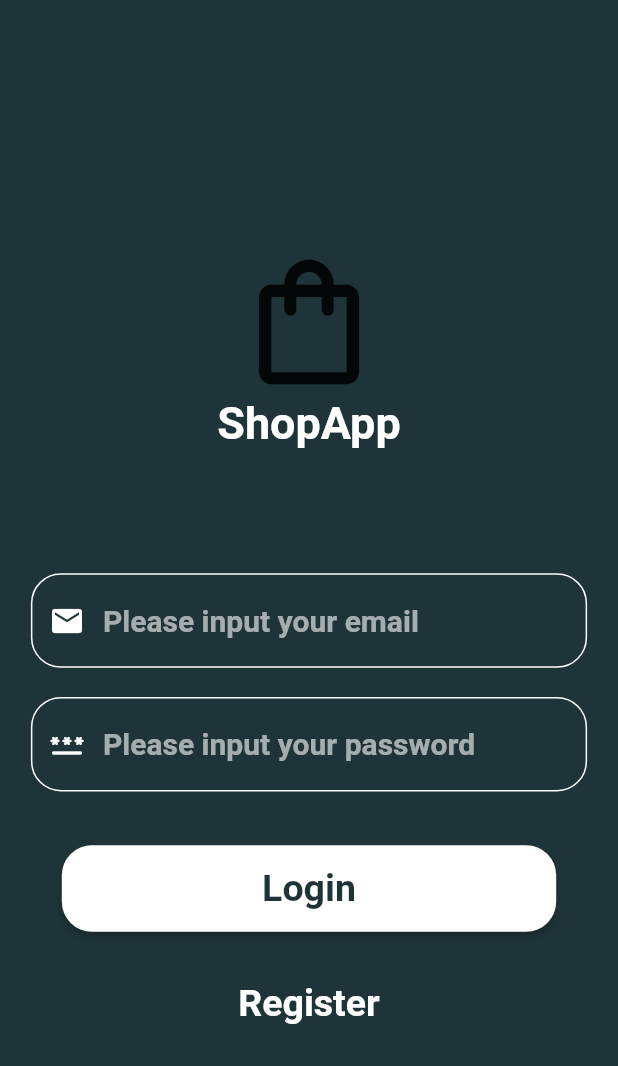
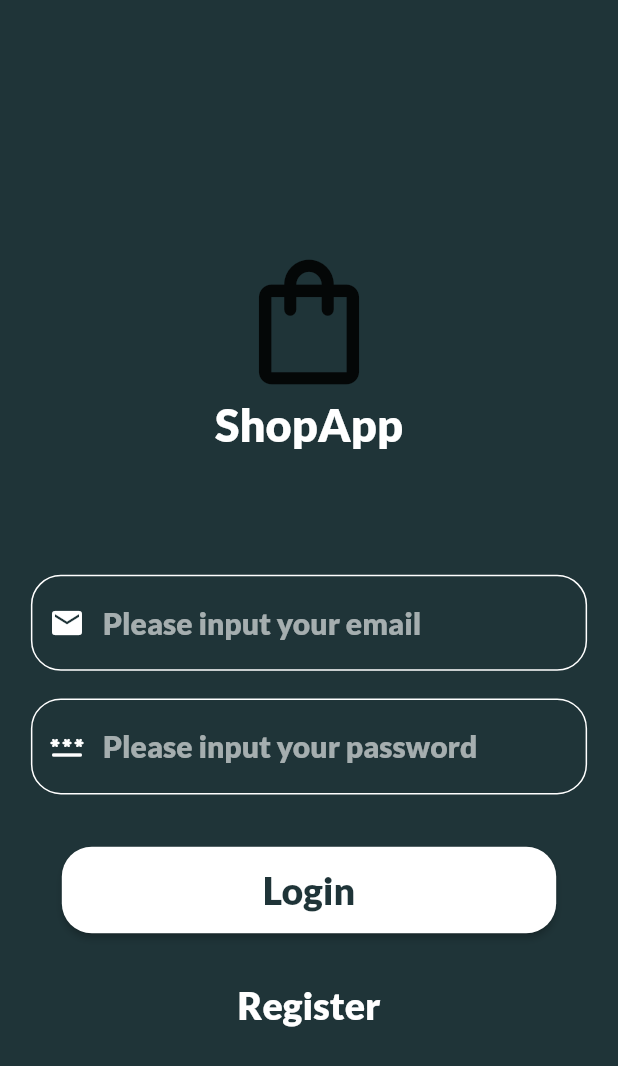
Before and after one commit to iAndBuka/shop_app, a Flutter app: the screen it shows after launch, after a tap on "Sign in with email", on a phone screen of 412 x 824 dp. Shown: the top 1066 px of the screen. Run offline on Flutter 3.47's test engine with Material 2 defaults, Android fonts, the phone set to English and light mode, and no system bars; our stand-ins replace cloud_firestore, firebase_auth, firebase_core, flutter_styled_toast, google_sign_in; missing offline and left inert: flutter_login_facebook; accounts and stored records are empty.

```diff
--- a/shopApp/lib/functions/widgets.dart
+++ b/shopApp/lib/functions/widgets.dart
@@ -20,7 +20,7 @@ Widget logo() {
               style: TextStyle(
                   fontSize: 30,
                   color: Colors.white,
-                  fontWeight: FontWeight.bold),
+                  fontWeight: FontWeight.bold,fontFamily: "Lato"),
             )
           ],
         )
@@ -35,7 +35,7 @@ Widget input(IconData icon, String hint, TextEditingController controller,
     child: TextField(
       controller: controller,
       obscureText: obscure,
-      style: TextStyle(fontSize: 20, color: Colors.white),
+      style: TextStyle(fontSize: 20, color: Colors.white,fontFamily: "Lato"),
       decoration: InputDecoration(
           hintStyle: const TextStyle(
             fontWeight: FontWeight.bold,
@@ -73,7 +73,7 @@ Widget loginButton(String text, void func()) {
         style: TextStyle(
             fontWeight: FontWeight.bold,
             fontSize: 25,
-            color: Color.fromRGBO(31, 52, 56, 1)),
+            color: Color.fromRGBO(31, 52, 56, 1),fontFamily: "Lato"),
       ),
       onPressed: () {
         func();
@@ -94,7 +94,7 @@ Widget loginWithButtonMail(void func()){
         children: [
           Icon(Icons.mail,size: 20, color: Color.fromRGBO(31, 52, 56, 1),),
           SizedBox(width: 10),
-          Text("Sign in with email  ",style: TextStyle(fontSize: 20,color: Colors.black),textAlign: TextAlign.center,),
+          Text("Sign in with email  ",style: TextStyle(fontSize: 20,color: Colors.black,fontFamily: "Lato"),textAlign: TextAlign.center,),
         ],
       ),
     ],
@@ -144,7 +144,7 @@ class _GoogleSignInButtonState extends State<GoogleSignInButton> {
                 height: 20.0,
               ),
               SizedBox(width: 10),
-              Text("Sign in with Google",style: TextStyle(color: Color.fromRGBO(31, 52, 56, 1),fontSize: 20),)
+              Text("Sign in with Google",style: TextStyle(color: Color.fromRGBO(31, 52, 56, 1),fontSize: 20,fontFamily: "Lato"),)
             ],
           ),
 
@@ -194,7 +194,7 @@ class _FaceBookSignInButtonState extends State<FaceBookSignInButton> {
               height: 20.0,
             ),
             SizedBox(width: 10),
-            Text("Sign in with Facebook",style: TextStyle(color: Color.fromRGBO(31, 52, 56, 1),fontSize: 20),)
+            Text("Sign in with Facebook",style: TextStyle(color: Color.fromRGBO(31, 52, 56, 1),fontSize: 20,fontFamily: "Lato"),)
           ],
         ),
 
--- a/shopApp/lib/pages/login_page.dart
+++ b/shopApp/lib/pages/login_page.dart
@@ -135,7 +135,7 @@ class _LoginPageState extends State<LoginPage> {
                                     style: TextStyle(
                                         color: Colors.white,
                                         fontSize: 25,
-                                        fontWeight: FontWeight.bold),
+                                        fontWeight: FontWeight.bold,fontFamily: "Lato"),
                                   ),
                                   onTap: () {
                                     setState(() {
@@ -161,7 +161,7 @@ class _LoginPageState extends State<LoginPage> {
                                     style: TextStyle(
                                         color: Colors.white,
                                         fontSize: 25,
-                                        fontWeight: FontWeight.bold),
+                                        fontWeight: FontWeight.bold,fontFamily: "Lato"),
                                   ),
                                   onTap: () {
                                     setState(() {
--- a/shopApp/lib/pages/login_with_page.dart
+++ b/shopApp/lib/pages/login_with_page.dart
@@ -52,7 +52,7 @@ class LoginWithPage extends StatelessWidget {
                   padding: EdgeInsets.only(right: paddwidth*0.05,left: paddwidth*0.05),
                   child: Container(child: Divider(color: Colors.white,thickness: 2,)),
                 )),
-                Text("OR",style: TextStyle(color: Colors.white,fontSize: 20),),
+                Text("OR",style: TextStyle(color: Colors.white,fontSize: 20,fontFamily: "Lato"),),
                 Expanded(child: Padding(
                   padding: EdgeInsets.only(right: paddwidth*0.05,left: paddwidth*0.05),
                   child: Container(child: Divider(color: Colors.white,thickness: 2,)),
```
Also changed, not shown: shopApp/pubspec.yaml (+6 -5 lines), shopApp/fonts/Lato-Black.ttf (added), shopApp/fonts/Lato-BlackItalic.ttf (added), shopApp/fonts/Lato-Bold.ttf (added), shopApp/fonts/Lato-BoldItalic.ttf (added), shopApp/fonts/Lato-Italic.ttf (added), shopApp/fonts/Lato-Light.ttf (added), shopApp/fonts/Lato-LightItalic.ttf (added), shopApp/fonts/Lato-Regular.ttf (added), shopApp/fonts/Lato-Thin.ttf (added), shopApp/fonts/Lato-ThinItalic.ttf (added), 4 other files.
